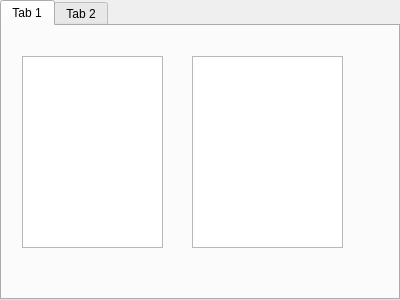
Before: the Qt Designer form affichage.ui in playbill/Comfortably-Numb-0.2, drawn with Qt 5.
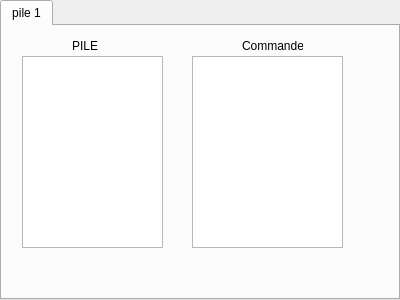
After: the same form once the commit is applied.

What changed in the file:
```diff
--- a/affichage.ui
+++ b/affichage.ui
@@ -13,9 +13,12 @@
   <property name="windowTitle">
    <string>TabWidget</string>
   </property>
-  <widget class="QWidget" name="tab">
+  <property name="currentIndex">
+   <number>0</number>
+  </property>
+  <widget class="QWidget" name="pile">
    <attribute name="title">
-    <string>Tab 1</string>
+    <string>pile 1</string>
    </attribute>
    <widget class="QListWidget" name="listStack">
     <property name="geometry">
@@ -40,11 +43,32 @@
      </rect>
     </property>
    </widget>
-  </widget>
-  <widget class="QWidget" name="tab">
-   <attribute name="title">
-    <string>Tab 2</string>
-   </attribute>
+   <widget class="QLabel" name="label">
+    <property name="geometry">
+     <rect>
+      <x>70</x>
+      <y>10</y>
+      <width>31</width>
+      <height>20</height>
+     </rect>
+    </property>
+    <property name="text">
+     <string>PILE</string>
+    </property>
+   </widget>
+   <widget class="QLabel" name="label_2">
+    <property name="geometry">
+     <rect>
+      <x>240</x>
+      <y>10</y>
+      <width>61</width>
+      <height>20</height>
+     </rect>
+    </property>
+    <property name="text">
+     <string>Commande</string>
+    </property>
+   </widget>
   </widget>
  </widget>
  <resources/>
```
